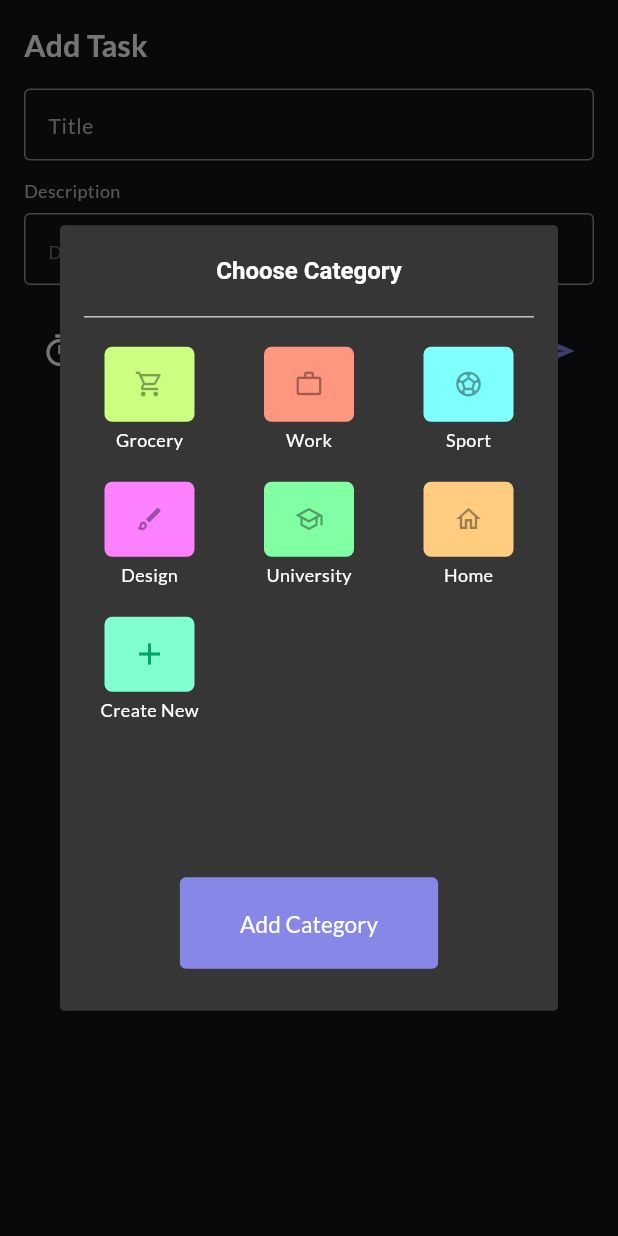
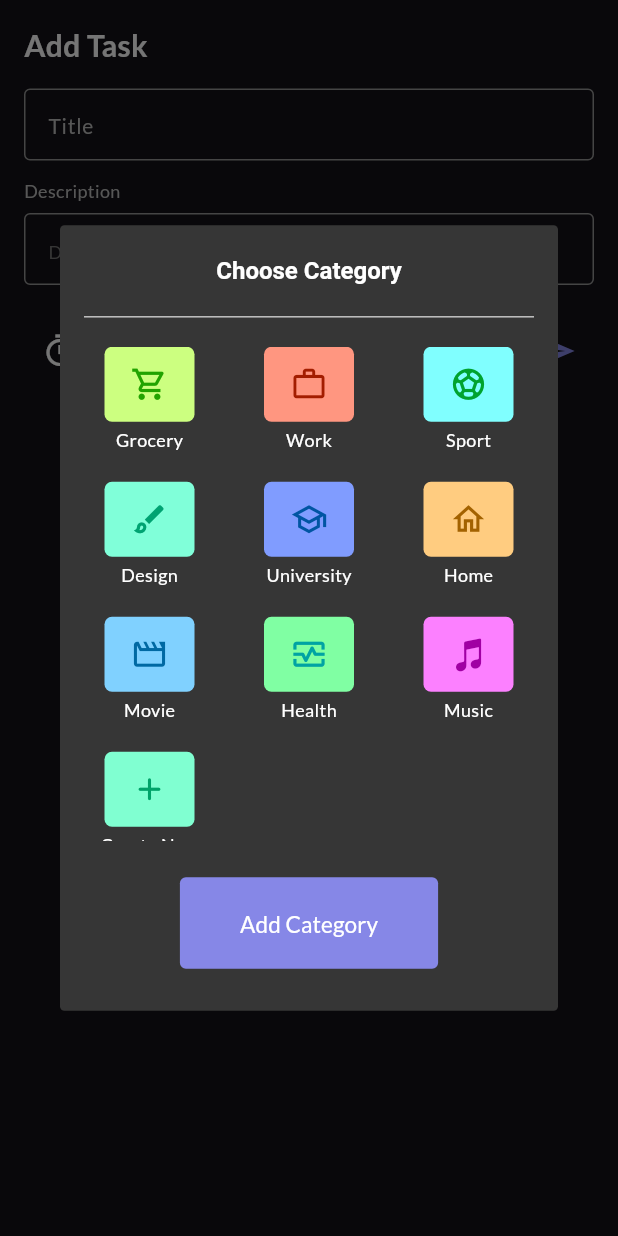
Before and after one commit to rashinhabeeb-ai/up_todo, a Flutter app: the AddTask widget shown alone on an empty page, opened directly, after a tap on the "sell" icon, on a phone screen of 412 x 824 dp. Run offline on Flutter 3.47's test engine with Material 3 defaults, Android fonts, the phone set to English and light mode, and no system bars; our stand-ins replace carousel_slider, fl_chart, google_fonts, table_calendar; missing offline and left inert: horizontal_week_calendar, scroll_time_picker, timer_flutter; network calls fail.

Commit message:
Describe your changes

```diff
--- a/lib/add_task/category.dart
+++ b/lib/add_task/category.dart
@@ -1,13 +1,17 @@
+import 'package:flutter/cupertino.dart';
 import 'package:flutter/material.dart';
 import 'package:google_fonts/google_fonts.dart';
 import 'create_category.dart';
+
 
 class Category {
   final String name;
   final IconData icon;
   final Color color;
+  final Color iconColor;
 
-  Category({required this.name, required this.icon, required this.color});
+  Category({required this.name, required this.icon,
+    required this.color, required this.iconColor, });
 }
 
 class CategoryDialog extends StatefulWidget {
@@ -34,12 +38,16 @@ class _CategoryDialogState extends State<CategoryDialog> {
   Category? _selectedCategory;
 
   final List<Category> categories = [
-    Category(name: 'Grocery', icon: Icons.local_grocery_store_outlined, color: const Color(0xFFCCFF80)),
-    Category(name: 'Work', icon: Icons.work_outline, color: const Color(0xFFFF9680)),
-    Category(name: 'Sport', icon: Icons.sports_soccer_outlined, color: const Color(0xFF80FFFF)),
-    Category(name: 'Design', icon: Icons.brush_outlined, color: const Color(0xFFFC80FF)),
-    Category(name: 'University', icon: Icons.school_outlined, color: const Color(0xFF80FFA3)),
-    Category(name: 'Home', icon: Icons.home_outlined, color: const Color(0xFFFFCC80)),
+    Category(name: 'Grocery', icon: Icons.local_grocery_store_outlined, color:  Color(0xFFCCFF80), iconColor: Color(0xff21A300)),
+    Category(name: 'Work', icon: Icons.work_outline, color:  Color(0xFFFF9680), iconColor: Color(0xffA31D00)),
+    Category(name: 'Sport', icon: Icons.sports_soccer_outlined, color:  Color(0xFF80FFFF), iconColor: Color(0xff00A32F)),
+    Category(name: 'Design', icon: Icons.brush_outlined, color:  Color(0xFF80FFD9), iconColor:Color(0xff00A372)),
+    Category(name: 'University', icon: Icons.school_outlined, color:  Color(0xFF809CFF), iconColor: Color(0xff0055A3)),
+    Category(name: 'Home', icon: Icons.home_outlined, color:  Color(0xFFFFCC80), iconColor: Color(0xffA36200)),
+    Category(name: 'Movie', icon: Icons.movie_creation_outlined, color: Color(0xff80D1FF), iconColor: Color(0xff0069A3)),
+    Category(name: 'Health', icon: Icons.monitor_heart_outlined, color: Color(0xff80FFA3), iconColor:Color(0xff00A3A3)),
+    Category(name: 'Music', icon: CupertinoIcons.double_music_note, color: Color(0xffFC80FF), iconColor:Color(0xffA000A3) )
+
   ];
 
   @override
@@ -105,16 +113,16 @@ class _CategoryDialogState extends State<CategoryDialog> {
                       width: 60,
                       height: 50,
                       decoration: BoxDecoration(
-                        color: const Color(0xff80FFD1),
+                        color:  Color(0xff80FFD1),
                         borderRadius: BorderRadius.circular(5),
                       ),
-                      child: const Icon(
-                        Icons.add,
+                      child:  Icon(
+                        Icons.add_rounded,
                         color: Color(0xFF00A369),
-                        size: 24,
+                        size: 25,
                       ),
                     ),
-                    const SizedBox(height: 4),
+                     SizedBox(height: 4),
                     Text(
                       'Create New',
                       style: GoogleFonts.lato(
@@ -142,7 +150,7 @@ class _CategoryDialogState extends State<CategoryDialog> {
                   AnimatedContainer(
                     width: 60,
                     height: 50,
-                    duration: const Duration(milliseconds: 150),
+                    duration:  Duration(milliseconds: 150),
                     decoration: BoxDecoration(
                       color: catge.color,
                       borderRadius: BorderRadius.circular(5),
@@ -152,10 +160,11 @@ class _CategoryDialogState extends State<CategoryDialog> {
                     ),
                     child: Center(
                       child: Icon(catge.icon,
-                          color: Colors.black38, size: 20),
+                          color: catge.iconColor,
+                          size: 25),
                     ),
                   ),
-                  const SizedBox(height: 4),
+                   SizedBox(height: 4),
                   Text(
                     catge.name,
                     style: GoogleFonts.lato(
--- a/lib/add_task/time_picker.dart
+++ b/lib/add_task/time_picker.dart
@@ -1,5 +1,4 @@
 import 'package:flutter/material.dart';
-
 import 'package:scroll_time_picker/scroll_time_picker.dart';
 
 class TimePickerDialogWidget extends StatefulWidget {
--- a/lib/main.dart
+++ b/lib/main.dart
@@ -1,6 +1,8 @@
 import 'package:flutter/material.dart';
 import 'package:up_todo/add_task/bottom_navigation.dart';
+import 'package:up_todo/add_task/edit_task.dart';
 import 'package:up_todo/calandar/calandar.dart';
+import 'package:up_todo/index_screen/home_screen.dart';
 
 
 void main() {
```
Also changed, not shown: lib/add_task/add_task.dart (+3 -26 lines), lib/add_task/date_picker.dart (+6 -2 lines), lib/add_task/edit_task.dart (added, +318 -0 lines), lib/calandar/calandar.dart (+8 -4 lines), lib/index_screen/home_screen.dart (+20 -8 lines).
